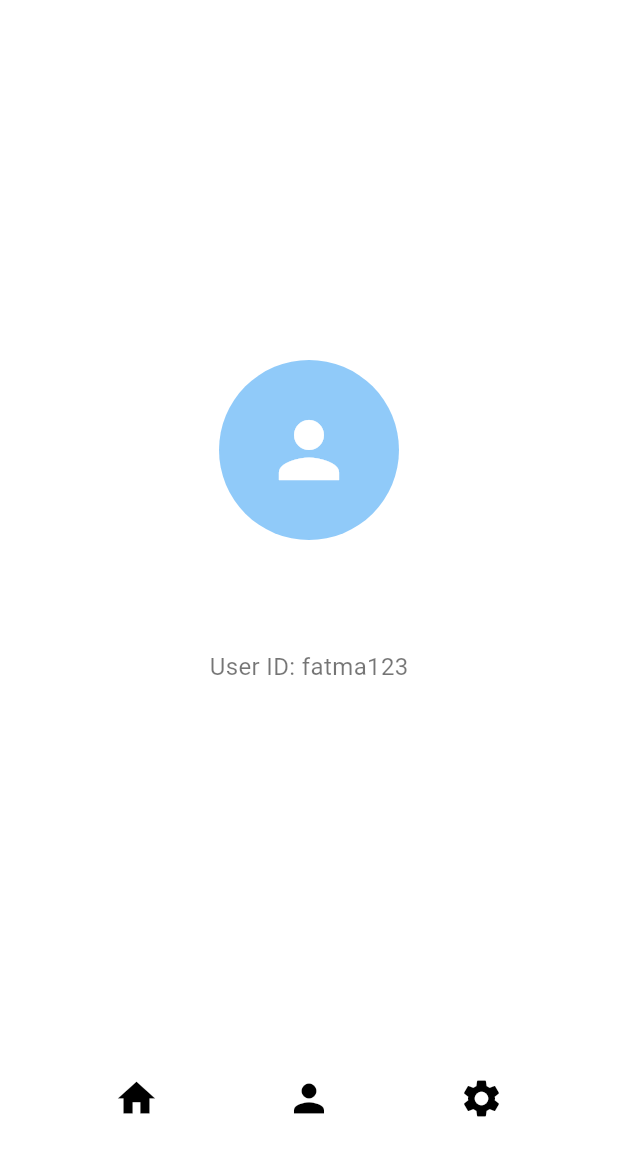
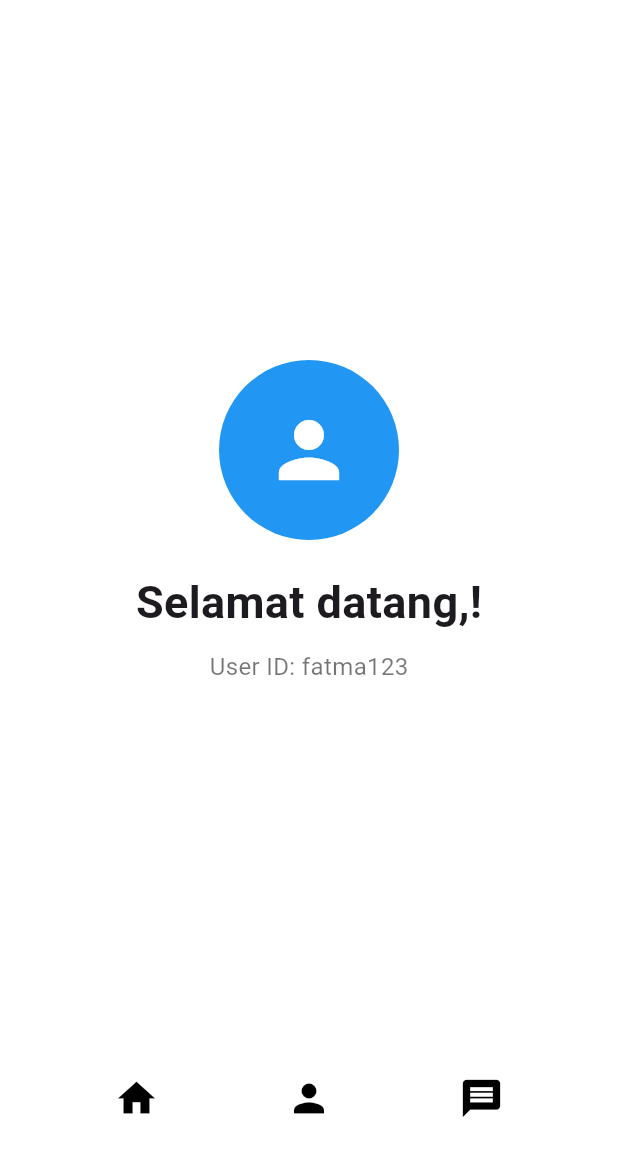
Before and after one commit to Fatmapuspitasari/project-awal, a Flutter app: the Profile2Screen screen opened directly, on a phone screen of 412 x 824 dp, the part 84-1236 px from its top. Run offline on Flutter 3.47's test engine with Material 3 defaults, Android fonts, the phone set to English and light mode, and no system bars; our stand-ins replace font_awesome_flutter, get, get_storage; accounts and stored records are empty.

Commit message:
Update animasi navigation

```diff
--- a/lib/profile_2_screen.dart
+++ b/lib/profile_2_screen.dart
@@ -1,9 +1,8 @@
 import 'package:flutter/material.dart';
-import 'package:get/get.dart';
 import 'package:get_storage/get_storage.dart';
-import 'package:project_awal/login_2_screen.dart';
-import 'home_screen.dart' as home_screen;  // alias untuk home_screen.dart
-import 'setting_page.dart' as setting_page;  // alias untuk setting_page.dart
+import 'package:project_awal/message_screen..dart';
+import 'login_2_screen.dart';
+import 'home_screen.dart';
 
 class Profile2Screen extends StatefulWidget {
   const Profile2Screen({super.key});
@@ -15,6 +14,8 @@ class Profile2Screen extends StatefulWidget {
 class _Profile2ScreenState extends State<Profile2Screen>
     with SingleTickerProviderStateMixin {
   bool isDarkTheme = false;
+  int currentIndex = 1;
+
   late AnimationController _controller;
   late Animation<double> _animation;
 
@@ -27,8 +28,15 @@ class _Profile2ScreenState extends State<Profile2Screen>
   void logout() {
     final box = GetStorage();
     box.erase();
-    Get.offAll(() => const Login2Screen());
+    Navigator.pushReplacement(
+        context, MaterialPageRoute(builder: (_) => const Login2Screen()));
   }
+
+  final List<Widget> pages = const [
+    HomeScreen(),
+    ProfileContent(),
+    MessageScreen(),
+  ];
 
   @override
   void initState() {
@@ -38,10 +46,7 @@ class _Profile2ScreenState extends State<Profile2Screen>
       duration: const Duration(milliseconds: 300),
     );
     _animation = Tween<double>(begin: 1.0, end: 1.2).animate(
-      CurvedAnimation(
-        parent: _controller,
-        curve: Curves.easeInOut,
-      ),
+      CurvedAnimation(parent: _controller, curve: Curves.easeInOut),
     );
   }
 
@@ -54,17 +59,9 @@ class _Profile2ScreenState extends State<Profile2Screen>
   void _onNavTap(int index) {
     _controller.forward().then((_) {
       _controller.reverse();
-      switch (index) {
-        case 0:
-          Get.to(() => const home_screen.HomeScreen());
-          break;
-        case 1:
-          Get.to(() => const Profile2Screen());
-          break;
-        case 2:
-          Get.to(() => const setting_page.SettingsScreen()); // Menggunakan alias
-          break;
-      }
+      setState(() {
+        currentIndex = index;
+      });
     });
   }
 
@@ -87,50 +84,11 @@ class _Profile2ScreenState extends State<Profile2Screen>
           ),
         ],
       ),
-      body: Column(
-        children: [
-          Expanded(
-            child: Center(
-              child: SingleChildScrollView(
-                child: Padding(
-                  padding: const EdgeInsets.all(16.0),
-                  child: Column(
-                    crossAxisAlignment: CrossAxisAlignment.center,
-                    children: [
-                      CircleAvatar(
-                        radius: 60,
-                        backgroundColor:
-                            isDarkTheme ? Colors.grey[800] : Colors.blue[200],
-                        child: const Icon(
-                          Icons.person,
-                          size: 60,
-                          color: Colors.white,
+      body: IndexedStack(
+        index: currentIndex,
+        children: pages,
       ),
-                      ),
-                      const SizedBox(height: 20),
-                      Text(
-                        'Selamat datang, Fatma!',
-                        style: TextStyle(
-                          fontSize: 30,
-                          fontWeight: FontWeight.bold,
-                          color: isDarkTheme ? Colors.black : Colors.white,
-                        ),
-                      ),
-                      const SizedBox(height: 10),
-                      Text(
-                        'User ID: fatma123',
-                        style: TextStyle(
-                          fontSize: 16,
-                          color: isDarkTheme ? Colors.white70 : Colors.black54,
-                        ),
-                      ),
-                    ],
-                  ),
-                ),
-              ),
-            ),
-          ),
-          Padding(
+      bottomNavigationBar: Padding(
         padding: const EdgeInsets.symmetric(vertical: 12.0),
         child: Row(
           mainAxisAlignment: MainAxisAlignment.spaceEvenly,
@@ -140,7 +98,7 @@ class _Profile2ScreenState extends State<Profile2Screen>
               child: IconButton(
                 icon: const Icon(Icons.home),
                 iconSize: 30,
-                    color: const Color.fromARGB(255, 0, 0, 0),
+                color: Colors.black,
                 onPressed: () => _onNavTap(0),
               ),
             ),
@@ -149,23 +107,53 @@ class _Profile2ScreenState extends State<Profile2Screen>
               child: IconButton(
                 icon: const Icon(Icons.person),
                 iconSize: 30,
-                    color: const Color.fromARGB(255, 0, 0, 0),
+                color: Colors.black,
                 onPressed: () => _onNavTap(1),
               ),
             ),
             ScaleTransition(
               scale: _animation,
               child: IconButton(
-                    icon: const Icon(Icons.settings),
+                icon: const Icon(Icons.message),
                 iconSize: 30,
-                    color: const Color.fromARGB(255, 0, 0, 0),
+                color: Colors.black,
                 onPressed: () => _onNavTap(2),
               ),
             ),
           ],
         ),
       ),
+    );
+  }
+}
+
+class ProfileContent extends StatelessWidget {
+  const ProfileContent({super.key});
+
+  @override
+  Widget build(BuildContext context) {
+    return Center(
+      child: SingleChildScrollView(
+        padding: const EdgeInsets.all(16.0),
+        child: Column(
+          children: const [
+            CircleAvatar(
+              radius: 60,
+              backgroundColor: Colors.blue,
+              child: Icon(Icons.person, size: 60, color: Colors.white),
+            ),
+            SizedBox(height: 20),
+            Text(
+              'Selamat datang,!',
+              style: TextStyle(fontSize: 30, fontWeight: FontWeight.bold),
+            ),
+            SizedBox(height: 10),
+            Text(
+              'User ID: fatma123',
+              style: TextStyle(fontSize: 16, color: Colors.black54),
+            ),
           ],
+        ),
       ),
     );
   }
```
Also changed, not shown: lib/profile_page.dart (+6 -8 lines). Lines whose indentation alone changed are shown as unchanged.
